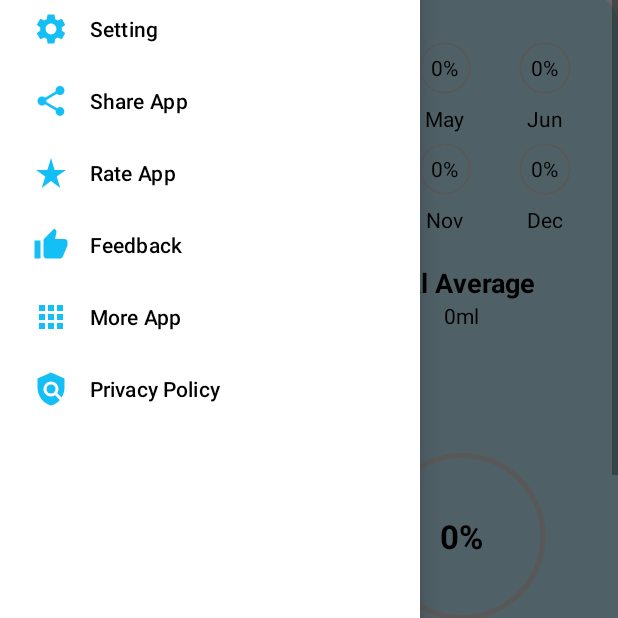
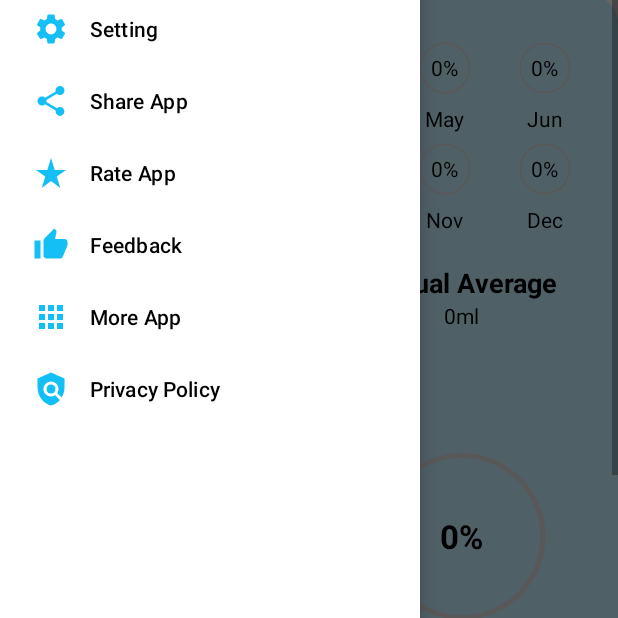
Before and after one commit to HitDoshi/WaterDrink_WeightLoss, an Android app: the fragment YearGraphFragment placed in its activity, with the side drawer open, on a phone screen of 412 x 824 dp, the part 618-1236 px from its top. Run offline under Robolectric (Android 15) with nearby library versions, the phone set to English and light mode, and no system bars; our stand-ins replace CircleImageView, data binding; libraries missing offline, so code that uses them is left out: com.github.mikephil.charting, io.paperdb; plain views replace BarChart; 17 statements that could not run were skipped.

Commit message:
Issue Solve

```diff
--- a/app/src/main/res/layout/fragment_week_graph.xml
+++ b/app/src/main/res/layout/fragment_week_graph.xml
@@ -259,7 +259,7 @@
 
                                     <TextView
                                         android:id="@+id/t1"
-                                        android:layout_width="wrap_content"
+                                        android:layout_width="match_parent"
                                         android:layout_height="wrap_content"
                                         android:text="Weekly Average"
                                         android:singleLine="true"
--- a/app/src/main/res/layout/fragment_year_graph.xml
+++ b/app/src/main/res/layout/fragment_year_graph.xml
@@ -249,7 +249,7 @@
 
                                     <TextView
                                         android:id="@+id/t1"
-                                        android:layout_width="wrap_content"
+                                        android:layout_width="match_parent"
                                         android:layout_height="wrap_content"
                                         android:text="Annual Average"
                                         android:gravity="center"
```
Also changed, not shown: app/src/main/java/com/example/waterdrink_weightloss/fragment/MonthGraphFragment.java (+1 -10 lines).
